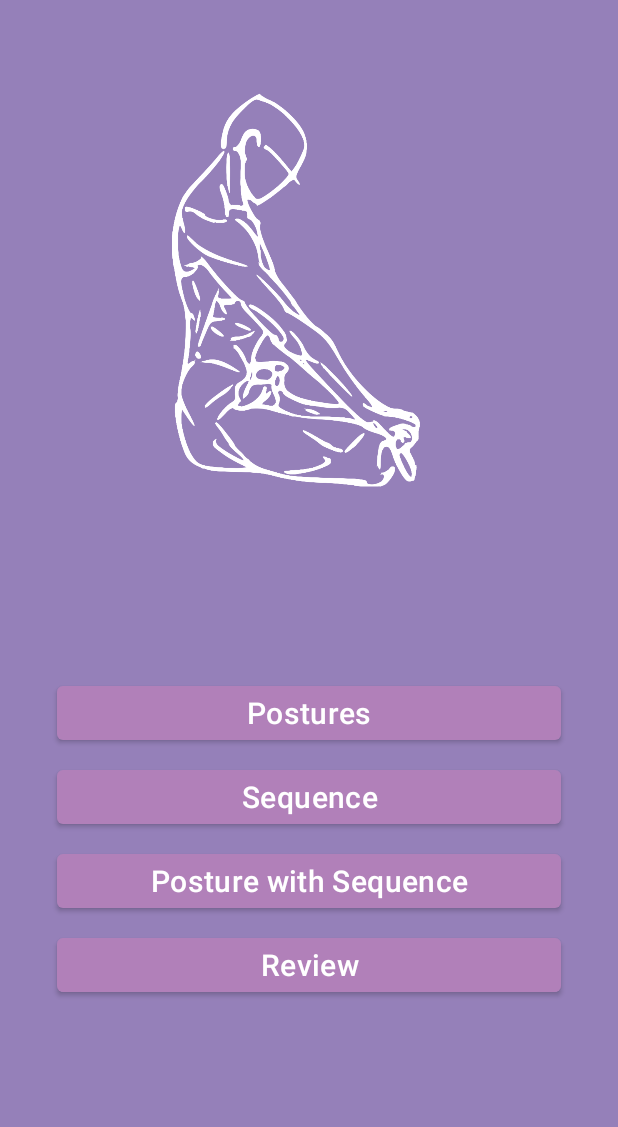
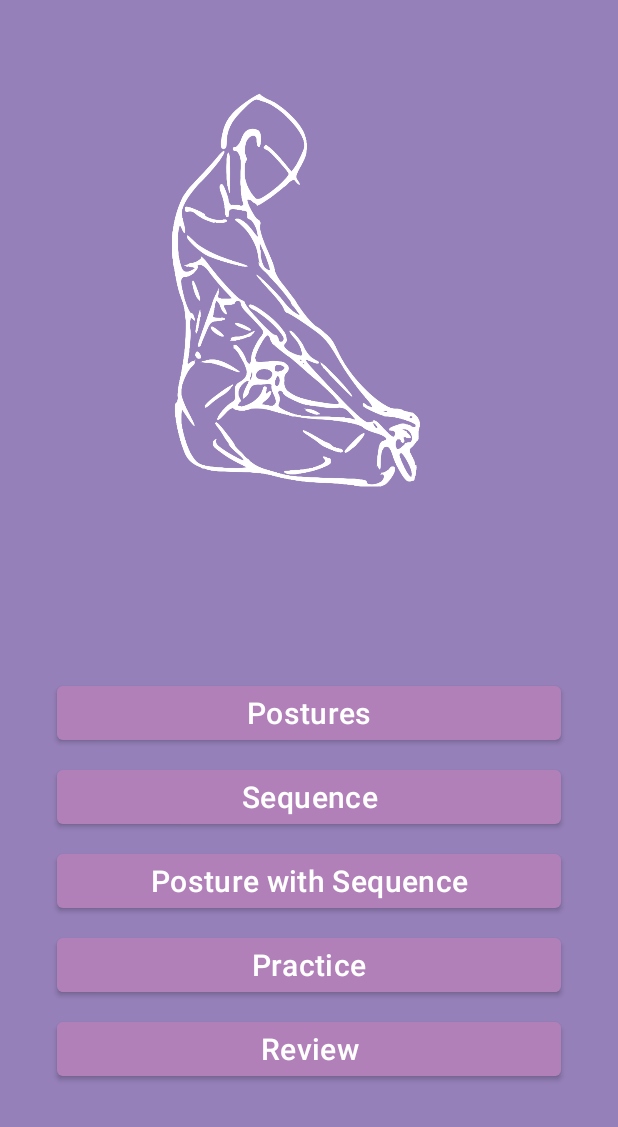
Before and after one commit to LuisCP20/AshtangaApp, an Android app: the screen it shows after launch (MainActivity), on a phone screen of 412 x 824 dp, the part 109-1236 px from its top. Run offline under Robolectric (Android 15) with nearby library versions, the phone set to English and light mode, and no system bars; our stand-ins replace data binding.

Commit message:
Se tiene un prototipo funcional del modo de practica

```diff
--- a/app/src/main/java/com/example/ashtanga1/MainActivity.kt
+++ b/app/src/main/java/com/example/ashtanga1/MainActivity.kt
@@ -5,6 +5,9 @@ import android.os.Bundle
 import androidx.navigation.NavController
 
 class MainActivity : AppCompatActivity(R.layout.main_activity) {
+    // TODO: Agregar modo de practica
+    // TODO: Enseñar errores al usuario
+    // TODO: Agregar información
 
     //private lateinit var navController: NavController
 
--- a/app/src/main/java/com/example/ashtanga1/ui/main/SequenceMenuFragment.kt
+++ b/app/src/main/java/com/example/ashtanga1/ui/main/SequenceMenuFragment.kt
@@ -46,8 +46,8 @@ class SequenceMenuFragment : Fragment() {
             sharedViewModel.mainMenu[0] -> findNavController().navigate(R.id.action_sequenceMenuFragment2_to_techniqueMenuFragment)
             sharedViewModel.mainMenu[1] -> findNavController().navigate(R.id.action_sequenceMenuFragment2_to_sequenceQuestionFragment)
             sharedViewModel.mainMenu[2] -> findNavController().navigate(R.id.action_sequenceMenuFragment2_to_techniqueQuestionFragment)
+            sharedViewModel.mainMenu[4] -> findNavController().navigate(R.id.action_sequenceMenuFragment2_to_practiceFragment)
             else -> exit()
-            // TODO: revisar otros casos
         }
     }
 
--- a/app/src/main/java/com/example/ashtanga1/ui/main/SequenceQuestionFragment.kt
+++ b/app/src/main/java/com/example/ashtanga1/ui/main/SequenceQuestionFragment.kt
@@ -16,8 +16,6 @@ class SequenceQuestionFragment : Fragment() {
 
     private val sharedViewModel: MainViewModel by activityViewModels()
     private var binding: FragmentSequenceQuestionBinding? = null
-
-    // 4 options per asana
 
     override fun onCreateView(
         inflater: LayoutInflater, container: ViewGroup?,
--- /dev/null
+++ b/app/src/main/res/drawable/ic_baseline_chevron_left_24.xml
@@ -0,0 +1,5 @@
+<vector android:alpha="0.6" android:height="48dp"
+    android:tint="?attr/colorControlNormal" android:viewportHeight="24"
+    android:viewportWidth="24" android:width="48dp" xmlns:android="http://schemas.android.com/apk/res/android">
+    <path android:fillColor="@android:color/white" android:pathData="M15.41,7.41L14,6l-6,6 6,6 1.41,-1.41L10.83,12z"/>
+</vector>
--- /dev/null
+++ b/app/src/main/res/drawable/ic_baseline_chevron_right_24.xml
@@ -0,0 +1,5 @@
+<vector android:alpha="0.6" android:height="48dp"
+    android:tint="?attr/colorControlNormal" android:viewportHeight="24"
+    android:viewportWidth="24" android:width="48dp" xmlns:android="http://schemas.android.com/apk/res/android">
+    <path android:fillColor="@android:color/white" android:pathData="M10,6L8.59,7.41 13.17,12l-4.58,4.59L10,18l6,-6z"/>
+</vector>
--- a/app/src/main/res/layout/main_fragment.xml
+++ b/app/src/main/res/layout/main_fragment.xml
@@ -83,6 +83,17 @@
                 android:textAppearance="?attr/textAppearanceHeadline6" />
 
             <Button
+                android:id="@+id/practice_main_button"
+                android:layout_width="match_parent"
+                android:layout_height="wrap_content"
+                android:layout_marginLeft="32dp"
+                android:layout_marginTop="8dp"
+                android:layout_marginRight="32dp"
+                android:onClick="@{() -> mainFragment.goToNextScreen(4)}"
+                android:text="@string/practice"
+                android:textAppearance="?attr/textAppearanceHeadline6" />
+
+            <Button
                 android:id="@+id/review_main_button"
                 android:layout_width="match_parent"
                 android:layout_height="wrap_content"
@@ -92,6 +103,7 @@
                 android:onClick="@{() -> mainFragment.goToNextScreen(3)}"
                 android:text="@string/review"
                 android:textAppearance="?attr/textAppearanceHeadline6" />
+
         </LinearLayout>
 
         <TextView
--- a/app/src/main/res/navigation/nav_graph.xml
+++ b/app/src/main/res/navigation/nav_graph.xml
@@ -45,6 +45,9 @@
         <action
             android:id="@+id/action_sequenceMenuFragment2_to_techniqueQuestionFragment"
             app:destination="@id/techniqueQuestionFragment" />
+        <action
+            android:id="@+id/action_sequenceMenuFragment2_to_practiceFragment"
+            app:destination="@id/practiceFragment" />
     </fragment>
     <fragment
         android:id="@+id/techniqueMenuFragment"
@@ -113,4 +116,23 @@
             android:id="@+id/action_postureQuestionFragment2_to_techniqueQuestionFragment"
             app:destination="@id/techniqueQuestionFragment" />
     </fragment>
+    <fragment
+        android:id="@+id/practiceFragment"
+        android:name="com.example.ashtanga1.ui.main.PracticeFragment"
+        android:label="PracticeFragment"
+        tools:layout="@layout/fragment_practice">>
+        <action
+            android:id="@+id/action_practiceFragment_to_finishedFragment2"
+            app:destination="@id/finishedFragment2" />
+        <action
+            android:id="@+id/action_practiceFragment_to_mainFragment"
+            app:destination="@id/mainFragment"
+            app:popUpTo="@id/mainFragment"
+            app:popUpToInclusive="true" />
+        <action
+            android:id="@+id/action_practiceFragment_to_sequenceMenuFragment2"
+            app:destination="@id/sequenceMenuFragment2"
+            app:popUpTo="@id/sequenceMenuFragment2"
+            app:popUpToInclusive="true" />
+    </fragment>
 </navigation>
--- a/app/src/main/res/values/strings.xml
+++ b/app/src/main/res/values/strings.xml
@@ -31,4 +31,5 @@
     <string name="title_activity_review">Review</string>
     <string name="action_settings">Settings</string>
     <string name="Continue">Continue</string>
+    <string name="practice">Practice</string>
 </resources>
```
Also changed, not shown: app/src/main/java/com/example/ashtanga1/ui/main/MainFragment.kt (+7 -0 lines), app/src/main/java/com/example/ashtanga1/ui/main/MainViewModel.kt (+46 -27 lines), app/src/main/java/com/example/ashtanga1/ui/main/PracticeFragment.kt (added, +69 -0 lines), app/src/main/res/layout/fragment_practice.xml (added, +161 -0 lines).
